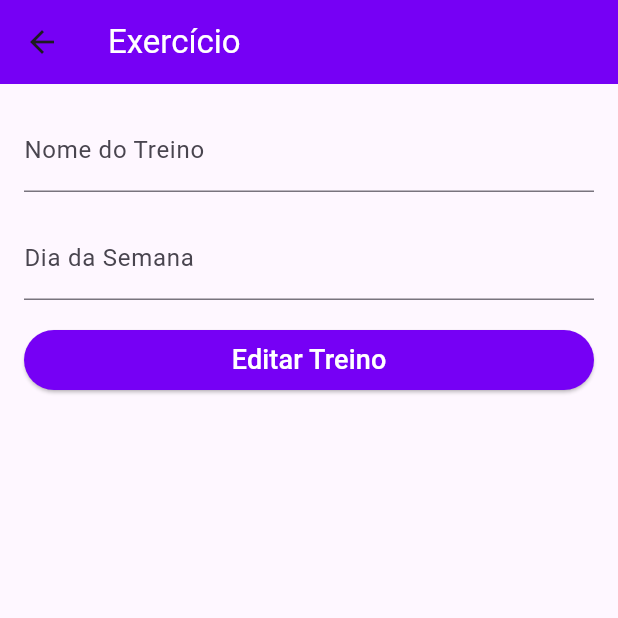
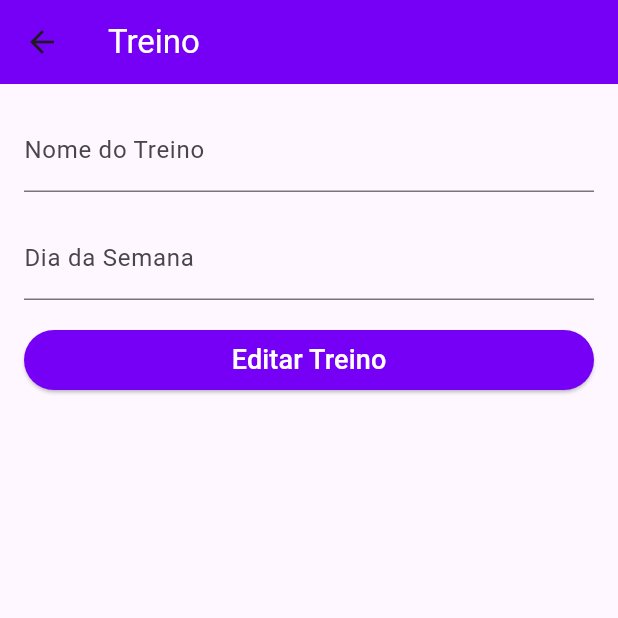
Before and after one commit to RayaneGaudencio/traintrax_app, a Flutter app: the TreinoEdit screen opened by its route, on a phone screen of 412 x 824 dp, the top half of it. Run offline on Flutter 3.47's test engine with Material 3 defaults, Android fonts, the phone set to English and light mode, and no system bars; network calls fail.

Commit message:
ajuste appbar

```diff
--- a/lib/screens/home.dart
+++ b/lib/screens/home.dart
@@ -40,7 +40,7 @@ class _HomeState extends State<Home> {
   return Scaffold(
     appBar: AppBar(
       title: const Text(
-        "Treino",
+        "Treinos Adicionados",
         style: TextStyle(color: Colors.white),
       ),
       backgroundColor: Color(0xFF7600F5),
--- a/lib/screens/treino_edit.dart
+++ b/lib/screens/treino_edit.dart
@@ -9,7 +9,7 @@ class TreinoEdit extends StatelessWidget {
    return Scaffold(
       appBar: AppBar(
         title: const Text(
-          "Exercício",
+          "Treino",
           style: TextStyle(color: Colors.white),
         ),
         backgroundColor: Color(0xFF7600F5),
```
